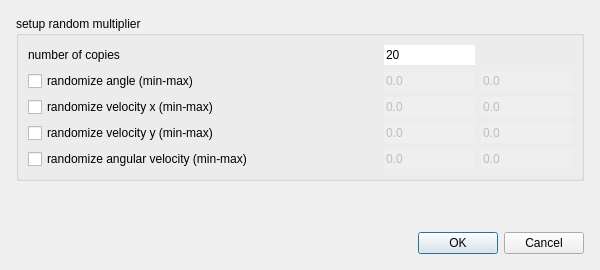
chrxh/alien, file source/Gui/RandomMultiplierDialog.ui: the form before one commit.
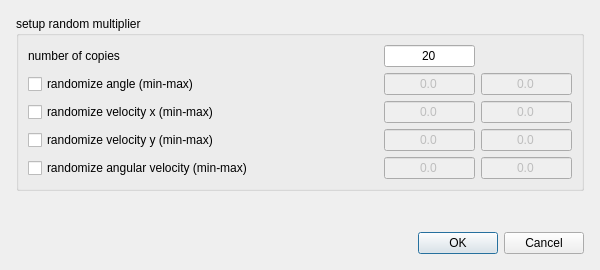
The form after the commit.

The edit to the form file:
```diff
--- a/source/Gui/RandomMultiplierDialog.ui
+++ b/source/Gui/RandomMultiplierDialog.ui
@@ -57,7 +57,10 @@
          <string>20</string>
         </property>
         <property name="frame">
-         <bool>false</bool>
+         <bool>true</bool>
+        </property>
+        <property name="alignment">
+         <set>Qt::AlignCenter</set>
         </property>
        </widget>
       </item>
@@ -77,7 +80,10 @@
          <string>0.0</string>
         </property>
         <property name="frame">
-         <bool>false</bool>
+         <bool>true</bool>
+        </property>
+        <property name="alignment">
+         <set>Qt::AlignCenter</set>
         </property>
        </widget>
       </item>
@@ -90,7 +96,10 @@
          <string>0.0</string>
         </property>
         <property name="frame">
-         <bool>false</bool>
+         <bool>true</bool>
+        </property>
+        <property name="alignment">
+         <set>Qt::AlignCenter</set>
         </property>
        </widget>
       </item>
@@ -110,7 +119,10 @@
          <string>0.0</string>
         </property>
         <property name="frame">
-         <bool>false</bool>
+         <bool>true</bool>
+        </property>
+        <property name="alignment">
+         <set>Qt::AlignCenter</set>
         </property>
        </widget>
       </item>
@@ -123,7 +135,10 @@
          <string>0.0</string>
         </property>
         <property name="frame">
-         <bool>false</bool>
+         <bool>true</bool>
+        </property>
+        <property name="alignment">
+         <set>Qt::AlignCenter</set>
         </property>
        </widget>
       </item>
@@ -143,7 +158,10 @@
          <string>0.0</string>
         </property>
         <property name="frame">
-         <bool>false</bool>
+         <bool>true</bool>
+        </property>
+        <property name="alignment">
+         <set>Qt::AlignCenter</set>
         </property>
        </widget>
       </item>
@@ -156,7 +174,10 @@
          <string>0.0</string>
         </property>
         <property name="frame">
-         <bool>false</bool>
+         <bool>true</bool>
+        </property>
+        <property name="alignment">
+         <set>Qt::AlignCenter</set>
         </property>
        </widget>
       </item>
@@ -176,7 +197,10 @@
          <string>0.0</string>
         </property>
         <property name="frame">
-         <bool>false</bool>
+         <bool>true</bool>
+        </property>
+        <property name="alignment">
+         <set>Qt::AlignCenter</set>
         </property>
        </widget>
       </item>
@@ -189,7 +213,10 @@
          <string>0.0</string>
         </property>
         <property name="frame">
-         <bool>false</bool>
+         <bool>true</bool>
+        </property>
+        <property name="alignment">
+         <set>Qt::AlignCenter</set>
         </property>
        </widget>
       </item>
```
